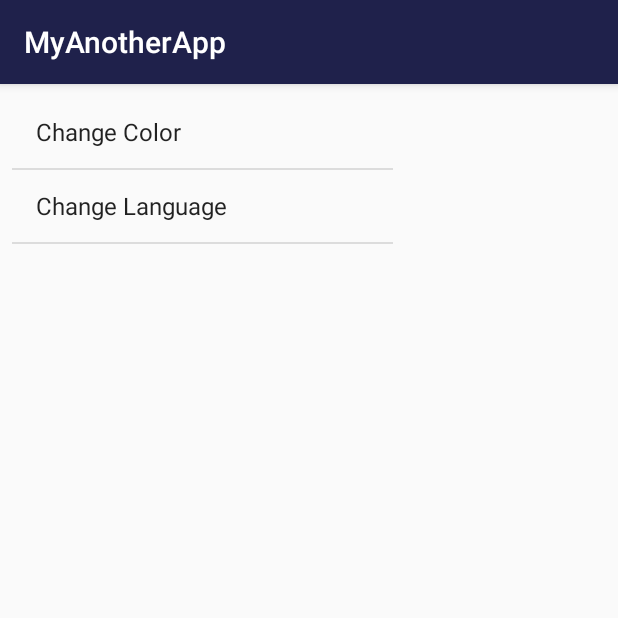
After one commit to Abo3hed97/MyAnotherApp, an Android app: the Settings screen opened directly, with no data from a screen before it, on a phone screen of 412 x 824 dp, the top half of it. The commit adds this screen. Run offline under Robolectric (Android 15) with nearby library versions, the light colour scheme and no system bars.

Commit message:
initial commit

```diff
--- a/app/src/main/AndroidManifest.xml
+++ b/app/src/main/AndroidManifest.xml
@@ -21,7 +21,8 @@
         <activity
             android:name=".listOfNotes"
             android:label="@string/title_activity_list_of_notes"
-            android:theme="@style/AppTheme.NoActionBar"></activity>
+            android:theme="@style/AppTheme.NoActionBar" />
+        <activity android:name=".Settings"></activity>
     </application>
 
 </manifest>
--- /dev/null
+++ b/app/src/main/java/com/example/user/myanotherapp/Settings.java
@@ -0,0 +1,31 @@
+package com.example.user.myanotherapp;
+
+import android.support.v7.app.AppCompatActivity;
+import android.os.Bundle;
+import android.widget.ArrayAdapter;
+import android.widget.ListView;
+
+import com.example.user.myanotherapp.R;
+
+import java.util.ArrayList;
+
+public class Settings extends AppCompatActivity {
+
+    @Override
+    protected void onCreate(Bundle savedInstanceState) {
+        super.onCreate(savedInstanceState);
+        setContentView(R.layout.activity_settings);
+
+
+        ArrayList<String> sett=new ArrayList<>();
+        sett.add("Change Color");
+        sett.add("Change Language");
+
+        ListView s=(ListView)findViewById(R.id.ActivitySettings);
+        ArrayAdapter arrayAdapter=new ArrayAdapter(this,android.R.layout.simple_list_item_1,sett);
+        s.setAdapter(arrayAdapter);
+
+
+
+    }
+}
--- a/app/src/main/res/layout/activity_daily_log.xml
+++ b/app/src/main/res/layout/activity_daily_log.xml
@@ -103,6 +103,7 @@
 
 
     <android.support.design.widget.NavigationView
+        android:id="@+id/navView"
         app:headerLayout="@layout/header"
         android:layout_width="wrap_content"
         android:layout_height="match_parent"
--- /dev/null
+++ b/app/src/main/res/layout/activity_settings.xml
@@ -0,0 +1,23 @@
+<?xml version="1.0" encoding="utf-8"?>
+<android.support.constraint.ConstraintLayout xmlns:android="http://schemas.android.com/apk/res/android"
+    xmlns:app="http://schemas.android.com/apk/res-auto"
+    xmlns:tools="http://schemas.android.com/tools"
+    android:layout_width="match_parent"
+    android:layout_height="match_parent"
+    tools:context=".Settings">
+
+    <ListView
+        android:id="@+id/ActivitySettings"
+        android:layout_width="254dp"
+        android:layout_height="273dp"
+        android:layout_marginStart="8dp"
+        android:layout_marginTop="8dp"
+        android:layout_marginEnd="8dp"
+        android:layout_marginBottom="8dp"
+        app:layout_constraintBottom_toBottomOf="parent"
+        app:layout_constraintEnd_toEndOf="parent"
+        app:layout_constraintHorizontal_bias="0.0"
+        app:layout_constraintStart_toStartOf="parent"
+        app:layout_constraintTop_toTopOf="parent"
+        app:layout_constraintVertical_bias="0.0" />
+</android.support.constraint.ConstraintLayout>
```
Also changed, not shown: app/src/main/java/com/example/user/myanotherapp/CustomAdapter.java (added, +33 -0 lines), app/src/main/java/com/example/user/myanotherapp/DailyLogActivity.java (+160 -87 lines), app/src/main/res/layout/activity_settings2.xml (added, +9 -0 lines), app/src/main/res/layout/custom_row.xml (added, +40 -0 lines), app/src/main/res/values/strings.xml (+7 -1 lines), 1 other file.
